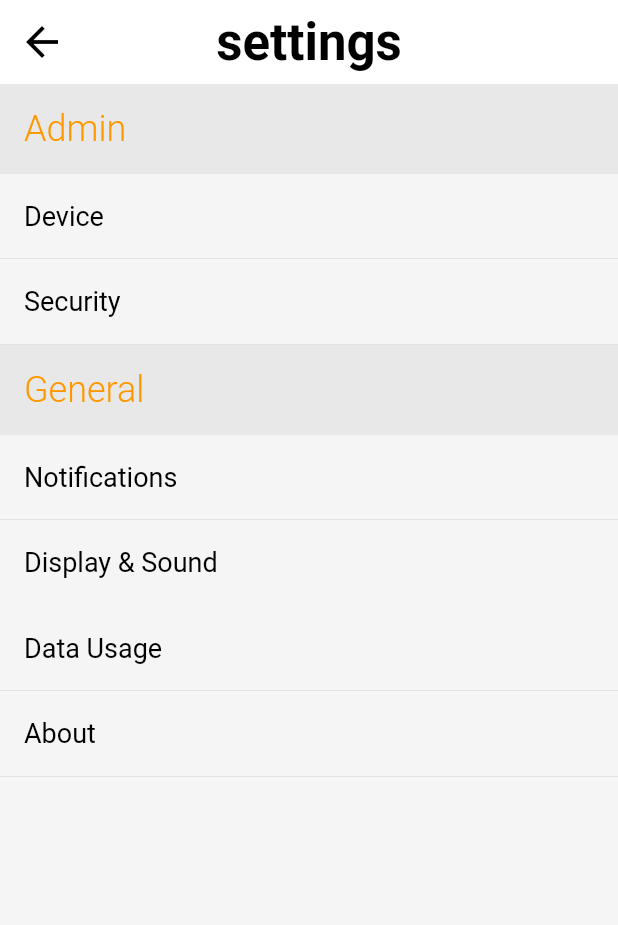
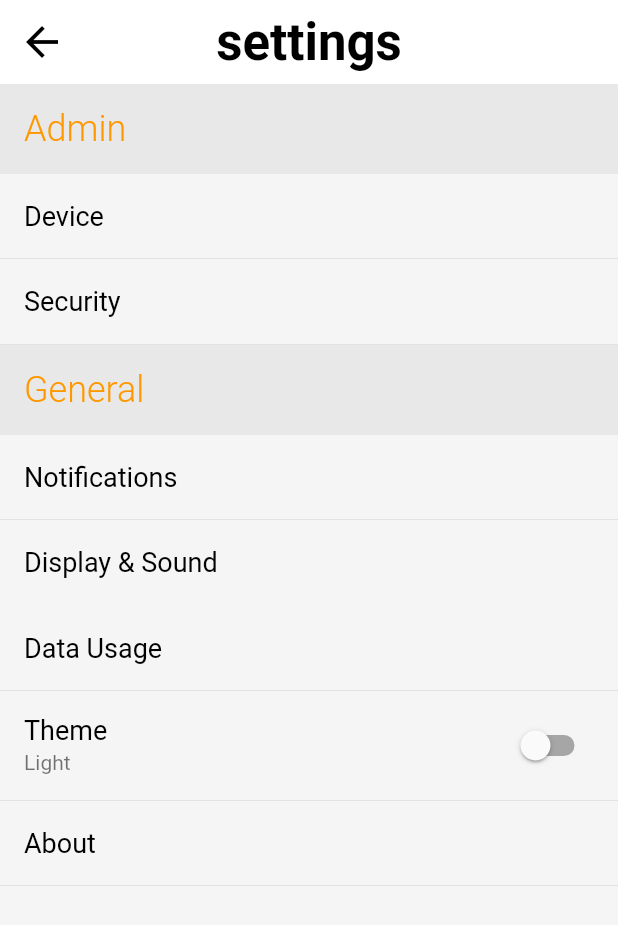
Before and after one commit to cgoodridge/animal-database-flutter, a Flutter app: the SettingsScreen screen opened by its route, on a phone screen of 412 x 824 dp. Shown: the top 925 px of the screen. Run offline on Flutter 3.47's test engine with Material 2 defaults, Android fonts, the phone set to English and light mode, and no system bars; our stand-ins replace auto_size_text, carousel_slider, cloud_firestore, firebase_auth, firebase_core, firebase_storage and 5 more; missing offline and left inert: clippy_flutter, custom_info_window, multiple_stream_builder; accounts and stored records are empty; Roboto replaces fonts that are missing (Sarpanch).

```diff
--- a/lib/models/animal-model.dart
+++ b/lib/models/animal-model.dart
@@ -4,6 +4,7 @@ import 'package:json_annotation/json_annotation.dart';
 
 @JsonSerializable()
 class Animal {
+
   final String kingdomClass;
   final String family;
   final String genus;
--- a/lib/views/settings_screen.dart
+++ b/lib/views/settings_screen.dart
@@ -10,7 +10,7 @@ class SettingsScreen extends StatefulWidget {
 
 class _SettingsScreenState extends State<SettingsScreen> {
   final AuthService _auth = AuthService();
-
+  bool themeVal = false;
   @override
   Widget build(BuildContext context) {
     return Scaffold(
@@ -110,6 +110,22 @@ class _SettingsScreenState extends State<SettingsScreen> {
                   color: Colors.black54,
                   thickness: 0.1,
                 ),
+                SwitchListTile(
+                  value: themeVal,
+                  onChanged: (bool val) {
+                    setState(() {
+                      themeVal = val;
+                    });
+                  },
+                  title: Text('Theme',
+                      style: TextStyle(fontSize: 18, color: Colors.black)),
+                  subtitle: Text(!themeVal ? 'Light': 'Dark'),
+                ),
+                Divider(
+                  height: 1,
+                  color: Colors.black54,
+                  thickness: 0.1,
+                ),
                 ListTile(
                   title: Text('About',
                       style: TextStyle(fontSize: 18, color: Colors.black)),
```
Also changed, not shown: lib/views/locations_screen.dart (+18 -15 lines).
